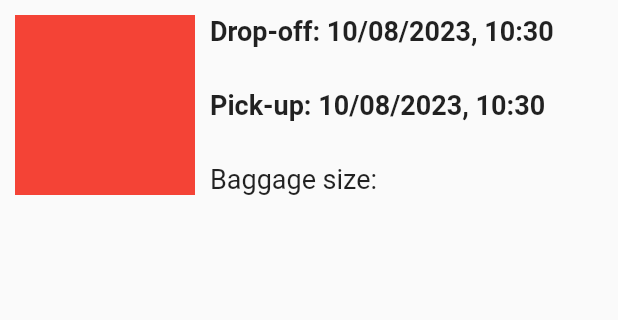
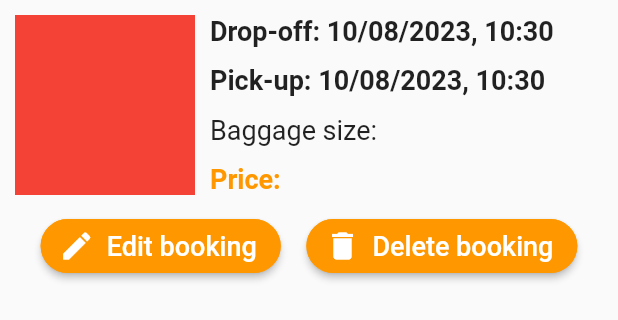
Before and after one commit to andreabertinotti/DIMA22_project, a Flutter app: the CustomListItem widget shown alone on an empty page, opened directly with empty values, on a phone screen of 412 x 824 dp. Shown: the top 320 px of the screen. Run offline on Flutter 3.47's test engine with Material 2 defaults, Android fonts, the phone set to English and light mode, and no system bars; our stand-ins replace carousel_slider, cloud_firestore, firebase_auth, firebase_core, firebase_storage, google_maps_flutter and 3 more; accounts and stored records are empty; statements that could not run were skipped.

Commit message:
Aggiornato booking list

```diff
--- a/lib/Screen/Reservations/reservations_list.dart
+++ b/lib/Screen/Reservations/reservations_list.dart
@@ -8,6 +8,7 @@ import 'package:pro/Services/auth_service.dart';
 import 'package:provider/provider.dart'; // package used to edit date format
 import 'package:pro/Screen/menu.dart';
 import 'package:pro/Utils/wrapper.dart';
+import 'package:pro/Screen/Reservations/reservation_add.dart';
 
 // A stateful widget representing the bookings page.
 class BookingsPage extends StatefulWidget {
@@ -82,14 +83,14 @@ class CustomListItem extends StatelessWidget {
                         fontSize: 18,
                       ),
                     ),
-                    //Text(
-                    //  "Price: €$price",
-                    //  style: TextStyle(
-                    //    fontSize: 18,
-                    //    fontWeight: FontWeight.bold,
-                    //    color: Colors.orange,
-                    //  ),
-                    //),
+                    Text(
+                      "Price: ",//€$price",     //TODO:add price
+                      style: TextStyle(
+                        fontSize: 18,
+                        fontWeight: FontWeight.bold,
+                        color: Colors.orange,
+                      ),
+                    ),
                   ],
                 ),
               ),
@@ -101,31 +102,43 @@ class CustomListItem extends StatelessWidget {
           child: Row(
             mainAxisAlignment: MainAxisAlignment.spaceEvenly,
             children: [
-              //ElevatedButton.icon(
-              //  // Open the edit booking page when the button is pressed
-              //  onPressed: () {
-              //    Navigator.push(
-              //        context,
-              //        MaterialPageRoute(
-              //            builder: (context) => const EditBooking()));
-              //  },
-              //  icon: Icon(Icons.edit),
-              //  label: Text("Edit booking"),
-              //  style: ElevatedButton.styleFrom(backgroundColor: Colors.orange),
-              //),
-              //ElevatedButton.icon(
-              //  onPressed: () {
-              //    // TODO: change booking notification preference (+ notificationSet param)
-              //  },
-              //  icon: Icon(notificationSet
-              //      ? Icons.notifications_off_outlined
-              //      : Icons.notifications_active),
-              //  label:
-              //      Text("Turn ${notificationSet ? "OFF" : "ON"} notification"),
-              //  style: ElevatedButton.styleFrom(
-              //    backgroundColor: Colors.orange,
-              //  ),
-              //),
+              ElevatedButton.icon(
+              // TODO: Open the edit booking page when the button is pressed
+                onPressed: () {
+                  //Navigator.push(context,MaterialPageRoute(
+                          //builder: (context) => const EditBooking()));
+                },
+                icon: Icon(Icons.edit, color: Colors.white,),
+                label: Text("Edit booking", style: TextStyle(fontSize: 18, color: Colors.white),),
+                style: ButtonStyle(
+                  foregroundColor: MaterialStateProperty.all<Color>(Colors.white),
+                  backgroundColor:MaterialStateProperty.all<Color>(Colors.orange),
+                  shape: MaterialStateProperty.all<RoundedRectangleBorder>(
+                    RoundedRectangleBorder(
+                      borderRadius: BorderRadius.circular(18),
+                      side: BorderSide(color: Colors.orange)
+                    )
+                  )
+                ),
+              ),
+              ElevatedButton.icon(    //TODO: if notifications are implemented, change delete and notif. buttons --> remove text (only icon buttons)
+                onPressed: () {
+                  //TODO: Delete booking on button press
+                },
+                style: ButtonStyle(
+                  foregroundColor: MaterialStateProperty.all<Color>(Colors.white),
+                  backgroundColor: MaterialStateProperty.all<Color>(Colors.orange),
+                  shape: MaterialStateProperty.all<RoundedRectangleBorder>(
+                    RoundedRectangleBorder(
+                      borderRadius: BorderRadius.circular(18),
+                      side: BorderSide(color: Colors.orange)
+                    )
+                  )
+                ),
+                icon: Icon(Icons.delete, color: Colors.white),
+                label:
+                    Text("Delete booking", style: TextStyle(fontSize: 18, color: Colors.white),),
+              ),
             ],
           ),
         )
@@ -210,11 +223,27 @@ class _BookingsPageState extends State<BookingsPage> {
                 backgroundColor: Colors.orange,
                 foregroundColor: Colors.white,
                 title: const Text(
-                  'My Reservations',     //Change app name (?)
+                  'My Reservations',
                   style: TextStyle(
                     color: Colors.white,
                   ),
                 ),
+                actions: [                //TODO: valutare se fare aggiunta prenotazione su tab in basso
+                  TextButton.icon(
+                    onPressed: () {
+                      Navigator.push(context,
+                        MaterialPageRoute(
+                          builder: (context) => EditBooking(uid: snapshot.data!.uid)
+                        )
+                      );
+                    },
+                    icon: Icon(Icons.add, color: Colors.white,),
+                    label: Text(
+                      "Add booking",
+                      style: TextStyle(color: Colors.white, fontSize: 17)
+                    )
+                  )
+                ],
               ),
               body: FutureBuilder<List<Map<String, dynamic>>>(
                 future: fetchReservations(user!),
@@ -240,7 +269,17 @@ class _BookingsPageState extends State<BookingsPage> {
                       itemCount: snapshot.data!.length,
                       itemBuilder: (context, index) {
                         // Create a CustomListItem using the data retrieved from Firestore
-                        return CustomListItem(
+                        return ExpansionTile(
+                          title: Text("Inserire Nome locker da DB", style: TextStyle(fontWeight: FontWeight.bold, fontSize: 20)),
+                          subtitle: Text("Indirizzo locker da inserire da DB", style: TextStyle(fontSize: 18),),
+                          textColor: Colors.orange,
+                          iconColor: Colors.orange,
+                          leading: CircleAvatar(
+                            backgroundColor: Colors.orange,
+                            child: Text("${index+1}", style: TextStyle(color: Colors.white, fontSize: 20),),
+                          ),
+                          children: <Widget>[
+                            CustomListItem(
                               dropOff: snapshot.data![index]['reservationStartDate']
                                   .toDate(),
                               pickUp: snapshot.data![index]['reservationEndDate']
@@ -248,6 +287,8 @@ class _BookingsPageState extends State<BookingsPage> {
                               baggageSize: snapshot.data![index]['baggageSize'],
                               //notificationSet: snapshot.data![index]['notificationSet'],
                               //price: snapshot.data![index]['price'],
+                            )
+                          ],
                         );
                       },
                     );
--- a/lib/Screen/my_home.dart
+++ b/lib/Screen/my_home.dart
@@ -108,7 +108,7 @@ class _MyHomeState extends State<MyHome> {
               //  label: 'Chat',
               //),
               BottomNavigationBarItem(
-                icon: Icon(Icons.list_alt),
+                icon: Icon(Icons.menu_book),
                 backgroundColor: Colors.orange,
                 label: 'My Reservations',
               ),
@@ -125,7 +125,7 @@ class _MyHomeState extends State<MyHome> {
             ],
             currentIndex: _selectedIndex,
             backgroundColor: Colors.orange,
-            selectedItemColor: Colors.orange.shade900,  //TODO: change colors
+            selectedItemColor: Colors.black,  //TODO: change colors
             onTap: _onItemTapped,
           ),
         ),
```
Also changed, not shown: lib/Screen/menu.dart (+0 -15 lines). Lines whose indentation alone changed are shown as unchanged.
